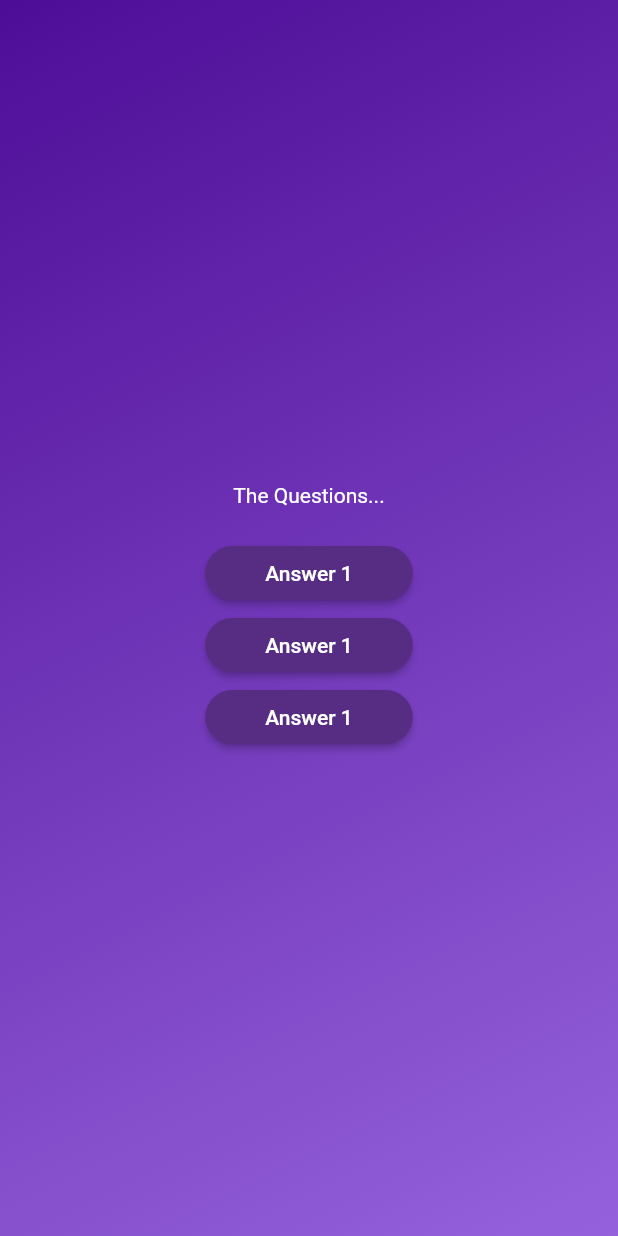
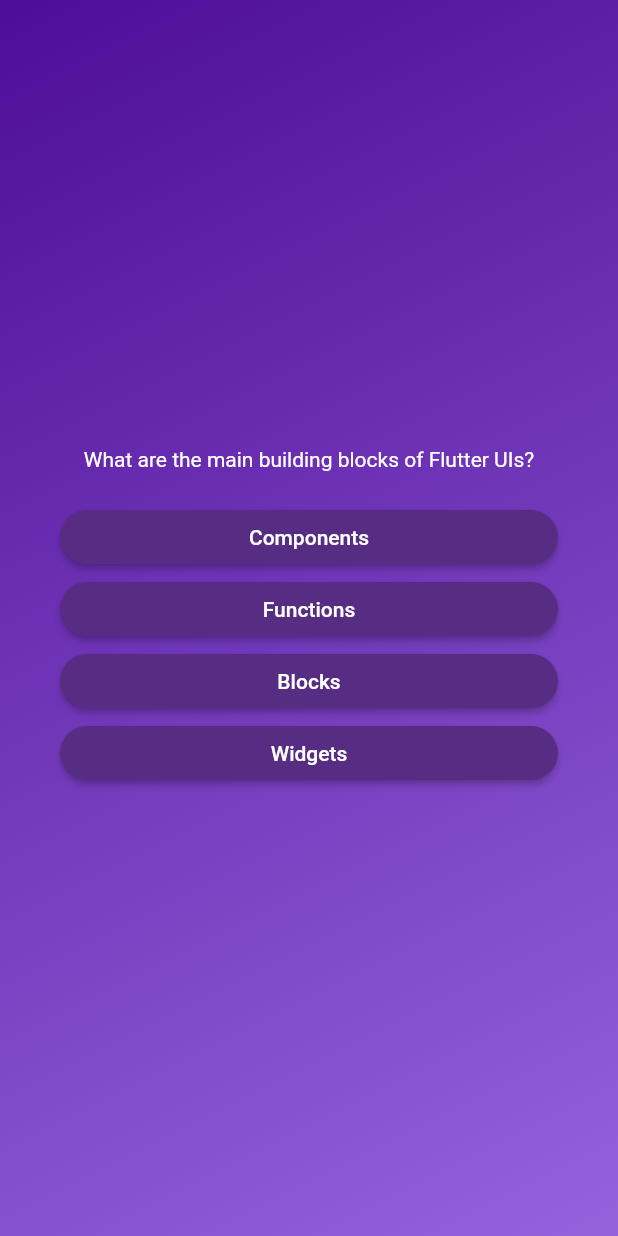
Before and after one commit to bentalla108/quizz_app, a Flutter app: the screen it shows after launch, after a tap on "Commencer le quizz", on a phone screen of 412 x 824 dp. Run offline on Flutter 3.47's test engine with Material 2 defaults, Android fonts, the phone set to English and light mode, and no system bars.

Commit message:
Change $creen Code

```diff
--- /dev/null
+++ b/lib/data/questions.dart
@@ -0,0 +1,55 @@
+import 'package:quizz_app/models/quiz_question.dart';
+
+const questions = [
+  QuizQuestion(
+    'What are the main building blocks of Flutter UIs?',
+    [
+      'Widgets',
+      'Components',
+      'Blocks',
+      'Functions',
+    ],
+  ),
+  QuizQuestion('How are Flutter UIs built?', [
+    'By combining widgets in code',
+    'By combining widgets in a visual editor',
+    'By defining widgets in config files',
+    'By using XCode for iOS and Android Studio for Android',
+  ]),
+  QuizQuestion(
+    'What\'s the purpose of a StatefulWidget?',
+    [
+      'Update UI as data changes',
+      'Update data as UI changes',
+      'Ignore data changes',
+      'Render UI that does not depend on data',
+    ],
+  ),
+  QuizQuestion(
+    'Which widget should you try to use more often: StatelessWidget or StatefulWidget?',
+    [
+      'StatelessWidget',
+      'StatefulWidget',
+      'Both are equally good',
+      'None of the above',
+    ],
+  ),
+  QuizQuestion(
+    'What happens if you change data in a StatelessWidget?',
+    [
+      'The UI is not updated',
+      'The UI is updated',
+      'The closest StatefulWidget is updated',
+      'Any nested StatefulWidgets are updated',
+    ],
+  ),
+  QuizQuestion(
+    'How should you update data inside of StatefulWidgets?',
+    [
+      'By calling setState()',
+      'By calling updateData()',
+      'By calling updateUI()',
+      'By calling updateState()',
+    ],
+  ),
+];
--- /dev/null
+++ b/lib/models/quiz_question.dart
@@ -0,0 +1,11 @@
+class QuizQuestion {
+  const QuizQuestion(this.text, this.answers);
+
+  final String text;
+  final List<String> answers;
+  List<String> getShuffledAnswers() {
+    final shuffledList = List.of(answers);
+    shuffledList.shuffle();
+    return shuffledList;
+  }
+}
--- a/lib/questions_screen.dart
+++ b/lib/questions_screen.dart
@@ -1,5 +1,6 @@
 import 'package:flutter/material.dart';
 import 'package:quizz_app/answer_button.dart';
+import 'package:quizz_app/data/questions.dart';
 
 class QuestionsScreen extends StatefulWidget {
   const QuestionsScreen({super.key});
@@ -11,35 +12,40 @@ class QuestionsScreen extends StatefulWidget {
 }
 
 class _QuestionsScreenSate extends State<QuestionsScreen> {
+  var currentQuestionIndex = 0;
+  void answerQuestion() {
+    setState(() {
+      currentQuestionIndex++;
+    });
+  }
+
   @override
   Widget build(context) {
+    final currentQuestion = questions[currentQuestionIndex];
     return SizedBox(
-        width: double.infinity,
+      width: double.infinity,
+      child: Container(
+        margin: const EdgeInsets.all(40),
         child: Column(
+          crossAxisAlignment: CrossAxisAlignment.stretch,
           mainAxisAlignment: MainAxisAlignment.center,
           children: [
-            const Text(
-              'The Questions...',
-              style: TextStyle(
+            Text(
+              currentQuestion.text,
+              style: const TextStyle(
                 color: Colors.white,
               ),
+              textAlign: TextAlign.center,
             ),
             const SizedBox(
               height: 20,
             ),
-            AnswerButton(
-              answerText: 'Answer 1',
-              onTap: () {},
-            ),
-            AnswerButton(
-              answerText: 'Answer 1',
-              onTap: () {},
-            ),
-            AnswerButton(
-              answerText: 'Answer 1',
-              onTap: () {},
-            ),
+            ...currentQuestion.getShuffledAnswers().map((answer) {
+              return AnswerButton(answerText: answer, onTap: answerQuestion);
+            }),
           ],
-        ));
+        ),
+      ),
+    );
   }
 }
```
Also changed, not shown: lib/questions.dart (deleted, +0 -55 lines).
